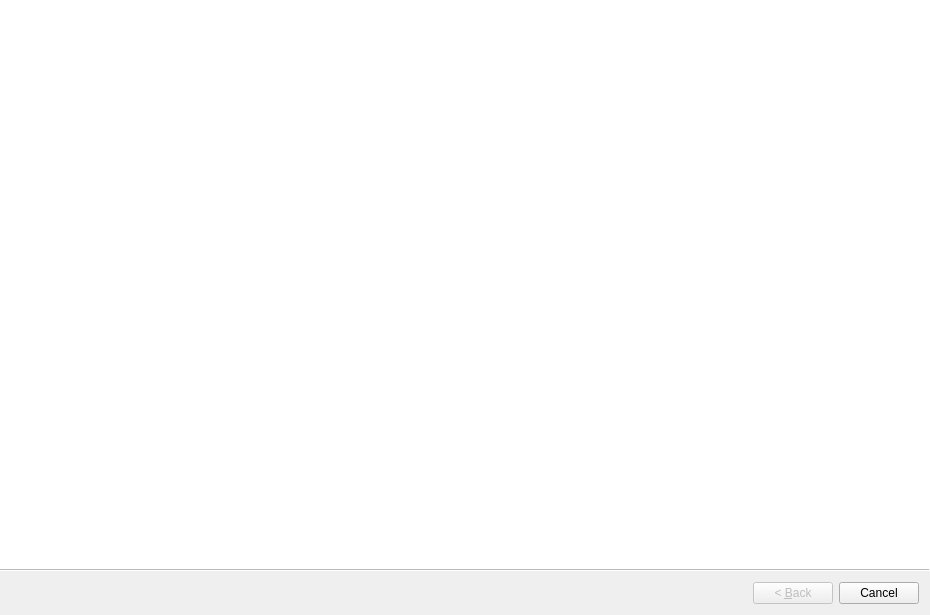
First picture: the form in app/corpus/importcorpusitems/ImportCorpusItemsWizard.ui, repository praaline/Praaline, before the edit.
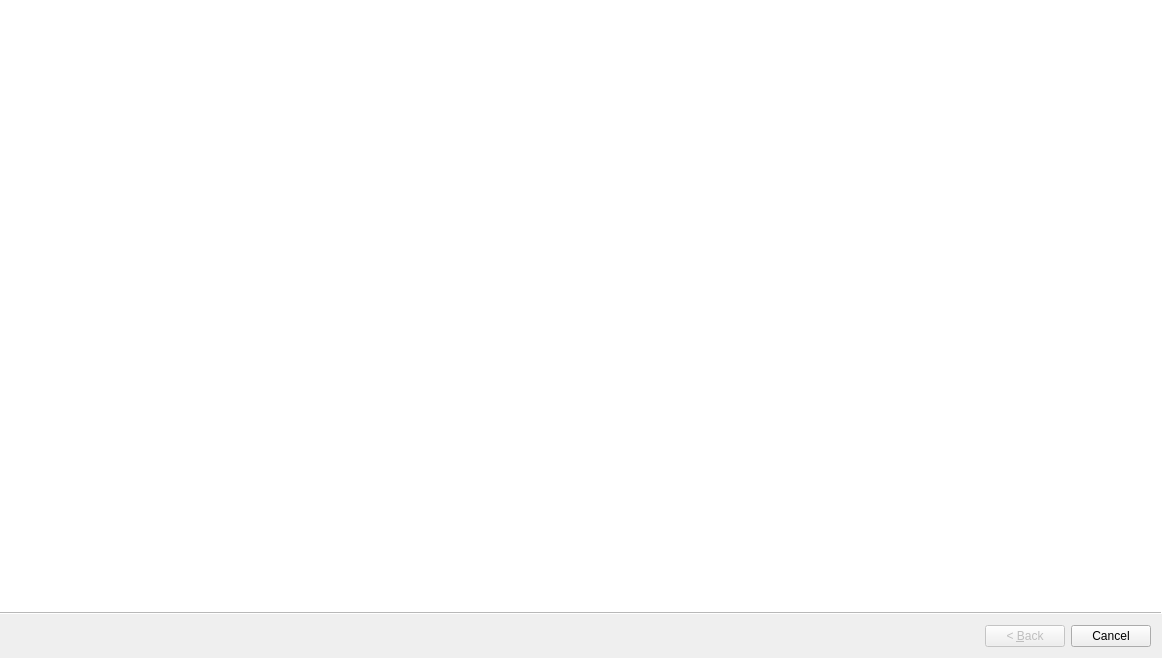
Second picture: the form after the edit.

What changed in the file:
```diff
--- a/app/corpus/importcorpusitems/ImportCorpusItemsWizard.ui
+++ b/app/corpus/importcorpusitems/ImportCorpusItemsWizard.ui
@@ -6,8 +6,8 @@
    <rect>
     <x>0</x>
     <y>0</y>
-    <width>930</width>
-    <height>615</height>
+    <width>1162</width>
+    <height>658</height>
    </rect>
   </property>
   <property name="windowTitle">
```
